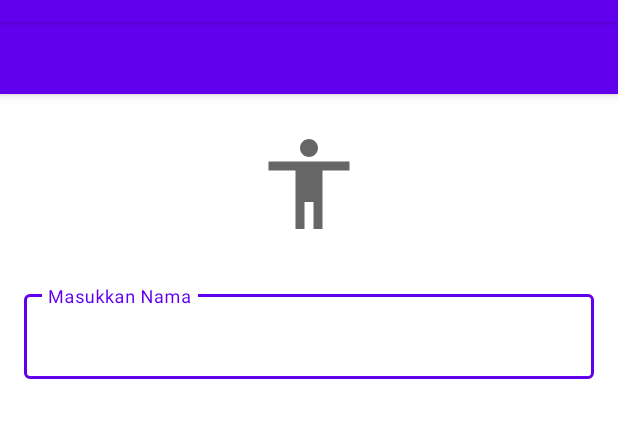
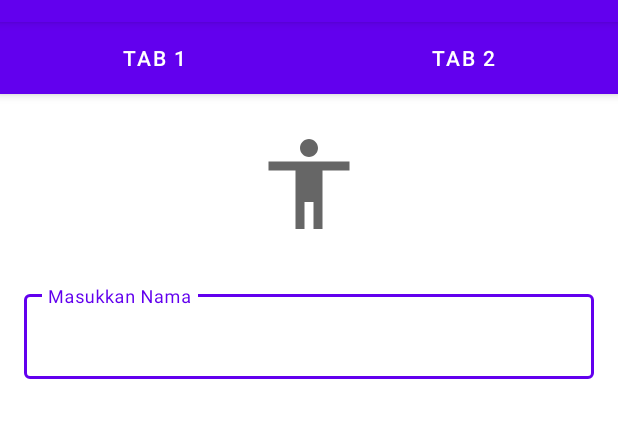
Before and after one commit to fahrizaljidan/PMOBILE, an Android app: the screen it shows after launch (MainActivity), on a phone screen of 412 x 824 dp, the part 62-500 px from its top. Run offline under Robolectric (Android 15) with nearby library versions, the phone set to English and light mode, and no system bars.

Commit message:
Second Commit

```diff
--- a/Modul_8/Praktik/app/src/main/res/values/strings.xml
+++ b/Modul_8/Praktik/app/src/main/res/values/strings.xml
@@ -2,4 +2,6 @@
     <string name="app_name">Praktik</string>
     <!-- TODO: Remove or change this placeholder text -->
     <string name="hello_blank_fragment">Hello blank fragment</string>
+    <string name="tab_text_1">TAB 1</string>
+    <string name="tab_text_2">TAB 2</string>
 </resources>
```
